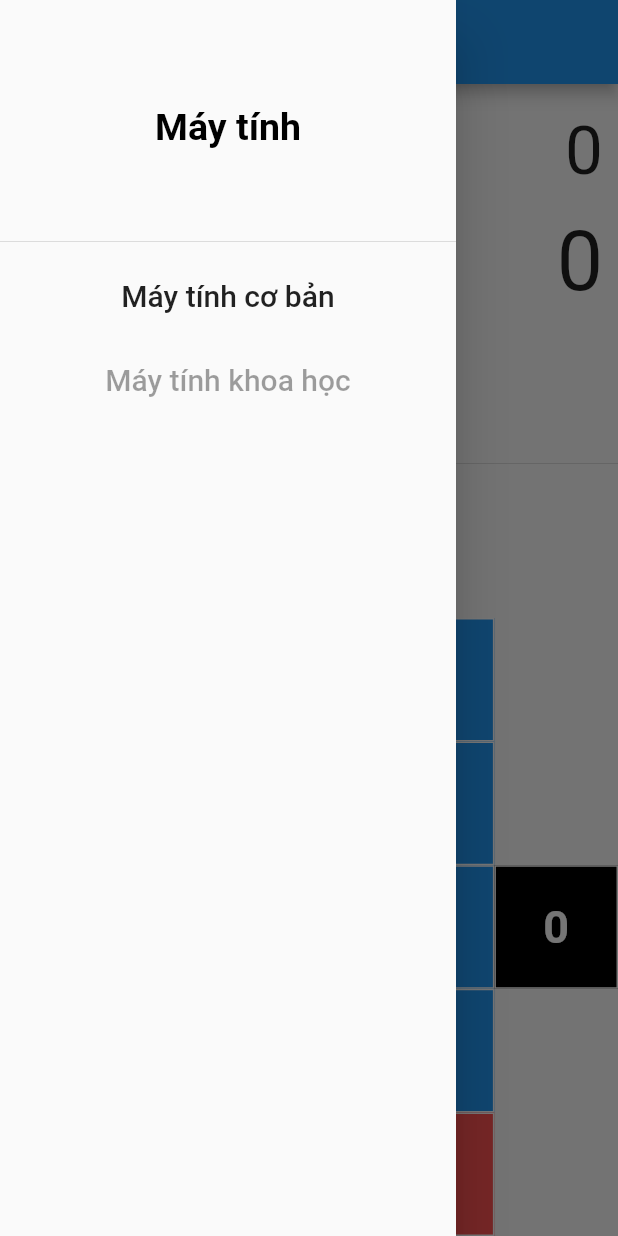
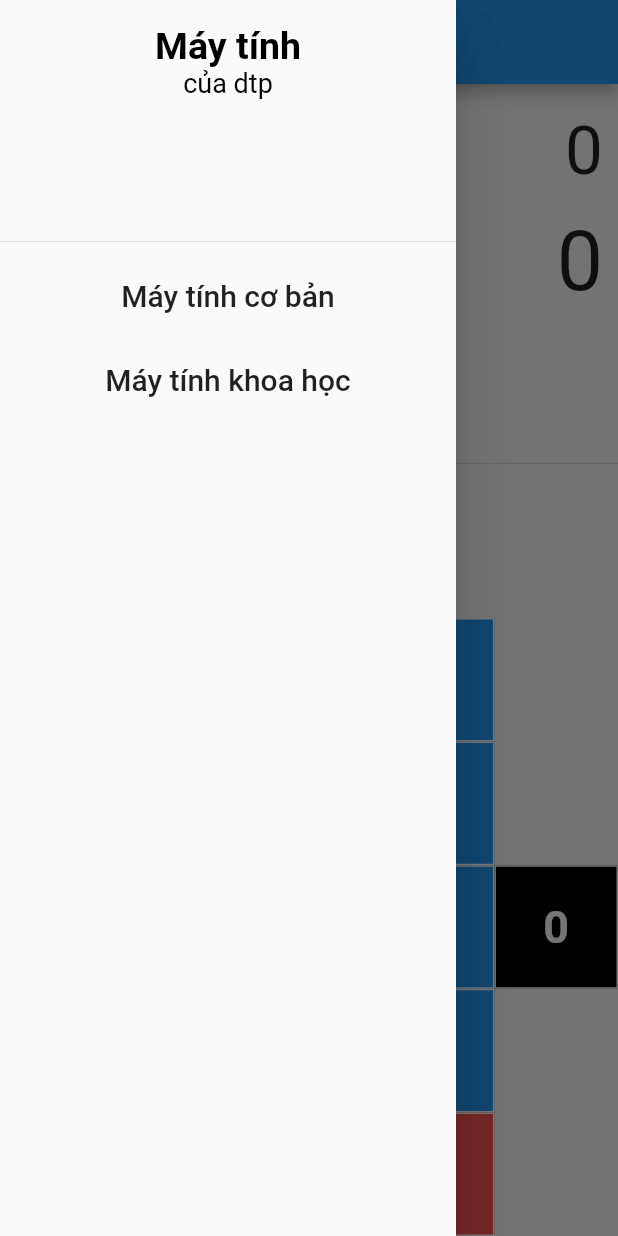
Before and after one commit to dungngminh/Calculator, a Flutter app: the screen it shows after launch, with the side drawer open, on a phone screen of 412 x 824 dp. Run offline on Flutter 3.47's test engine with Material 2 defaults, Android fonts, the phone set to English and light mode, and no system bars; our stand-ins replace math_expressions.

Commit message:
add scientific calculator

```diff
--- a/lib/s1mple_calculator.dart
+++ b/lib/s1mple_calculator.dart
@@ -1,5 +1,7 @@
 import 'package:flutter/material.dart';
 import 'package:math_expressions/math_expressions.dart';
+
+import 'scientific_calculator.dart';
 
 class S1mpleCalculator extends StatefulWidget {
   @override
@@ -93,7 +95,7 @@ class _S1mpleCalculatorState extends State<S1mpleCalculator> {
   Widget build(BuildContext context) {
     return Scaffold(
       appBar: AppBar(
-        title: Text("Máy tính"),
+        title: Text("Máy tính cơ bản"),
       ),
       drawer: typeOfCalculator(),
       body: Column(
@@ -194,14 +196,25 @@ class _S1mpleCalculatorState extends State<S1mpleCalculator> {
         children: <Widget>[
           DrawerHeader(
             child: Container(
-              // width: double.infinity,
+              width: double.infinity,
               alignment: Alignment.center,
-              child: Text(
-                "Máy tính",
-                style: TextStyle(
-                    fontSize: 25,
-                    fontWeight: FontWeight.bold,
-                    color: Colors.black),
+              child: Column(
+                children: <Widget>[
+                  Text(
+                    "Máy tính",
+                    style: TextStyle(
+                        fontSize: 25,
+                        fontWeight: FontWeight.bold,
+                        color: Colors.black),
+                  ),
+                  Text(
+                    "của dtp",
+                    style: TextStyle(
+                        fontSize: 18,
+                        fontWeight: FontWeight.normal,
+                        color: Colors.black,),
+                  ),
+                ],
               ),
             ),
           ),
@@ -218,13 +231,16 @@ class _S1mpleCalculatorState extends State<S1mpleCalculator> {
             },
           ),
           ListTile(
-            enabled: false,
+            enabled: true,
             title: Text(
               "Máy tính khoa học",
               style: TextStyle(fontSize: 20),
               textAlign: TextAlign.center,
             ),
-            onTap: () {},
+            onTap: () {
+              Navigator.pushReplacement(context,
+                  MaterialPageRoute(builder: (context) => ScientificCalculator()));
+            },
           ),
         ],
       ),
```
Also changed, not shown: lib/scientific_calculator.dart (added, +77 -0 lines).
